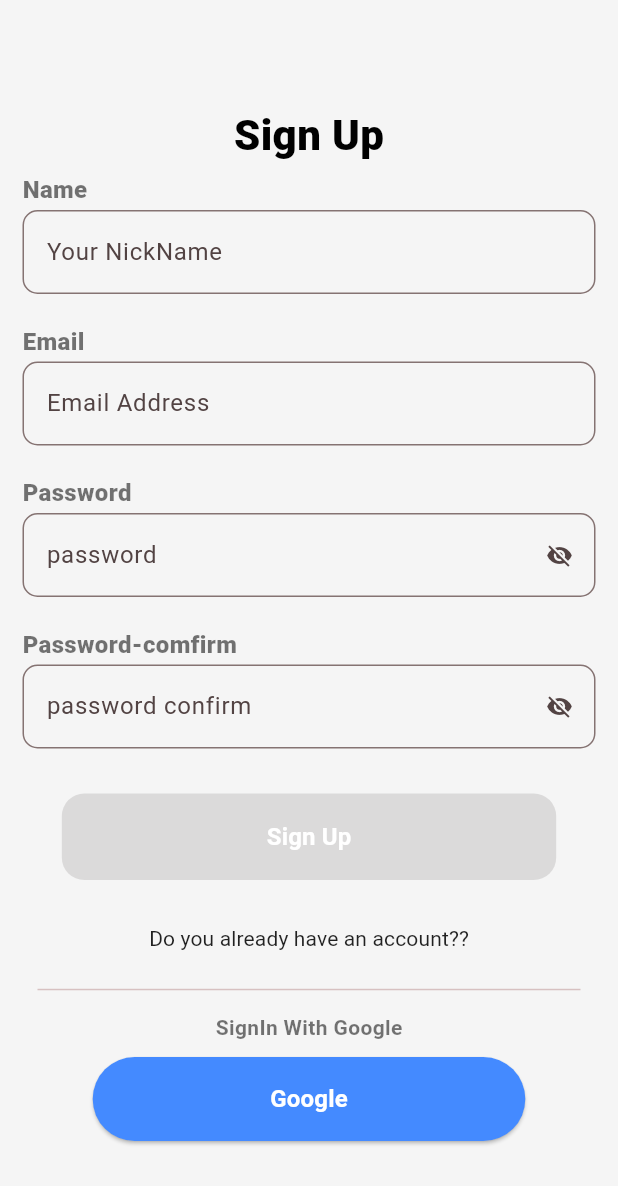
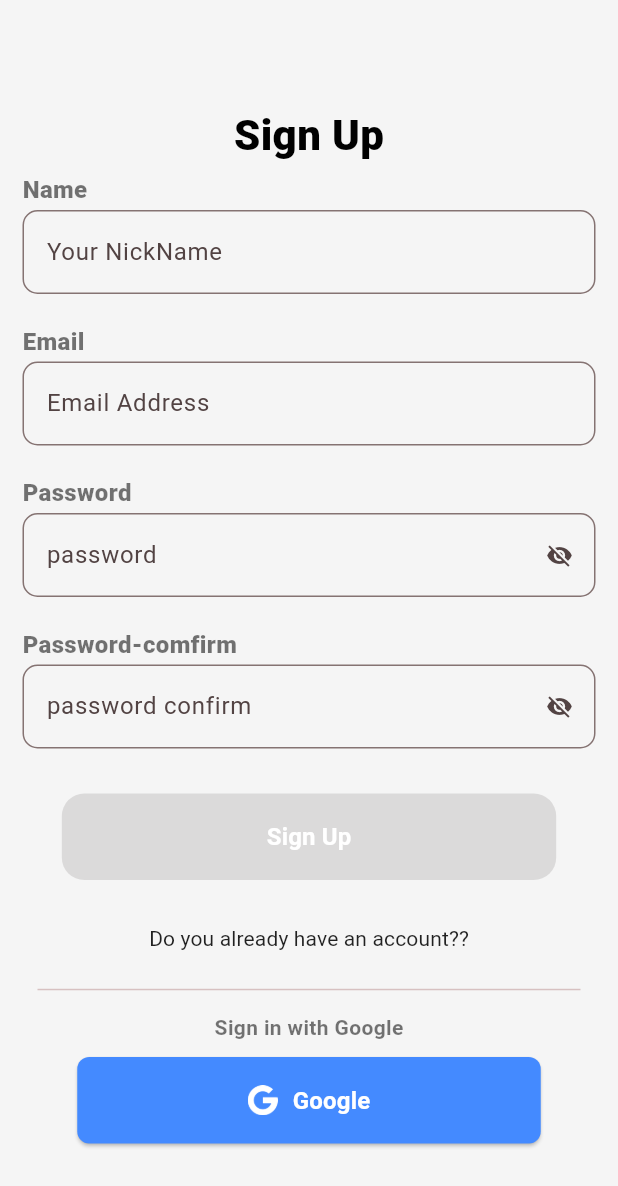
Before and after one commit to Yuta-Matsumoto999/zinjanow, a Flutter app: the screen it shows after launch, after a tap on "Sign up", on a phone screen of 412 x 824 dp. Shown: the top 1186 px of the screen. Run offline on Flutter 3.47's test engine with Material 2 defaults, Android fonts, the phone set to English and light mode, and no system bars; our stand-ins replace flutter_dotenv, flutter_riverpod, freezed_annotation, supabase_flutter; missing offline and left inert: flutter_appauth; accounts and stored records are empty.

Commit message:
fix google signIn button

```diff
--- a/lib/ui/view/components/auth/button/google_login_button.dart
+++ b/lib/ui/view/components/auth/button/google_login_button.dart
@@ -97,21 +97,30 @@ class GoogleLoginButtonState extends ConsumerState<GoogleLoginButton> {
       margin: const EdgeInsets.only(top: 10),
       child: Center(
         child: SizedBox(
-          width: size.width * 0.7,
-          height: size.height * 0.068,
+          width: size.width * 0.75,
+          height: size.height * 0.07,
           child: ElevatedButton(
             style: ElevatedButton.styleFrom(
               backgroundColor: Colors.blueAccent,
               foregroundColor: Colors.white,
-              shape: const StadiumBorder(),
+              shape: RoundedRectangleBorder(
+                borderRadius: BorderRadius.circular(8)
+              ),
               splashFactory: NoSplash.splashFactory
             ),
             onPressed: isActive ? () => _googleSignUp() : null,
             child: (() {
               if (isLoading == "idel") {
-                return Idel(title: "Google", textColor: CustomColor.textWhite);
+                return Idel(
+                  title: "Google",
+                  textColor: CustomColor.textWhite,
+                  icon: Container(
+                    margin: const EdgeInsets.only(right: 10),
+                    child: const ImageIcon(AssetImage("images/google-icon-2048x2048-czn3g8x8.png"), size: 20)
+                  )
+                );
               } else if(isLoading == "loading") {
-                return Laoding(textColor: CustomColor.textWhite, backGroundColor: CustomColor.buttonBlack);
+                return const Laoding(textColor: CustomColor.textWhite, backGroundColor: CustomColor.buttonBlack);
               } else if(isLoading == "success") {
                 return const Success();
               }
--- a/lib/ui/view/components/auth/button/idel.dart
+++ b/lib/ui/view/components/auth/button/idel.dart
@@ -3,19 +3,27 @@ import 'package:flutter/material.dart';
 class Idel extends StatelessWidget {
   final String title;
   final int textColor;
+  final Widget? icon;
   const Idel({
     Key? key,
     required this.title,
-    required this.textColor
+    required this.textColor,
+    this.icon
   }) : super(key: key);
 
   @override
   Widget build(BuildContext context) {
-    return Text(title, style: TextStyle(
-        color: Color(textColor),
-        fontSize: 16,
-        fontWeight: FontWeight.w600
-      ),
+    return Row(
+      mainAxisAlignment: MainAxisAlignment.center,
+      children: [
+        icon != null ? icon! : SizedBox(),
+        Text(title, style: TextStyle(
+            color: Color(textColor),
+            fontSize: 16,
+            fontWeight: FontWeight.w600
+          ),
+        )
+      ],
     );
   }
 }
--- a/lib/ui/view/pages/auth/login.dart
+++ b/lib/ui/view/pages/auth/login.dart
@@ -1,7 +1,6 @@
 import 'package:flutter/material.dart';
 import 'package:flutter_riverpod/flutter_riverpod.dart';
 import 'package:zinjanow_app/core/constants/customColor.dart';
-import 'package:zinjanow_app/ui/notify/auth/google_signup_notifier.dart';
 import 'package:zinjanow_app/ui/notify/auth/login_notifier.dart';
 import 'package:zinjanow_app/ui/view/components/auth/button/google_login_button.dart';
 import 'package:zinjanow_app/ui/view/components/auth/button/rounded_button.dart';
@@ -251,13 +250,13 @@ class LoginState extends ConsumerState<Login> {
                   ),
                   Container(
                     margin: const EdgeInsets.only(top: 5),
-                    child: const Text("Log In With Google", style: TextStyle(
+                    child: const Text("Sign in with Google", style: TextStyle(
                         color: Colors.black54,
                         fontWeight: FontWeight.w600
                       ),
                     ),
                   ),
-                  GoogleLoginButton()
+                  const GoogleLoginButton()
                 ],
               ),
             ),
--- a/lib/ui/view/pages/auth/register.dart
+++ b/lib/ui/view/pages/auth/register.dart
@@ -300,12 +300,12 @@ class RegisterState extends ConsumerState<Register> {
                   ),
                   Container(
                     margin: const EdgeInsets.only(top: 5),
-                    child: const Text("SignIn With Google", style: TextStyle(
+                    child: const Text("Sign in with Google", style: TextStyle(
                       color: Colors.black54,
                       fontWeight: FontWeight.w600
                     ),),
                   ),
-                  GoogleLoginButton()
+                  const GoogleLoginButton()
                 ],
               ),
             ),
```
